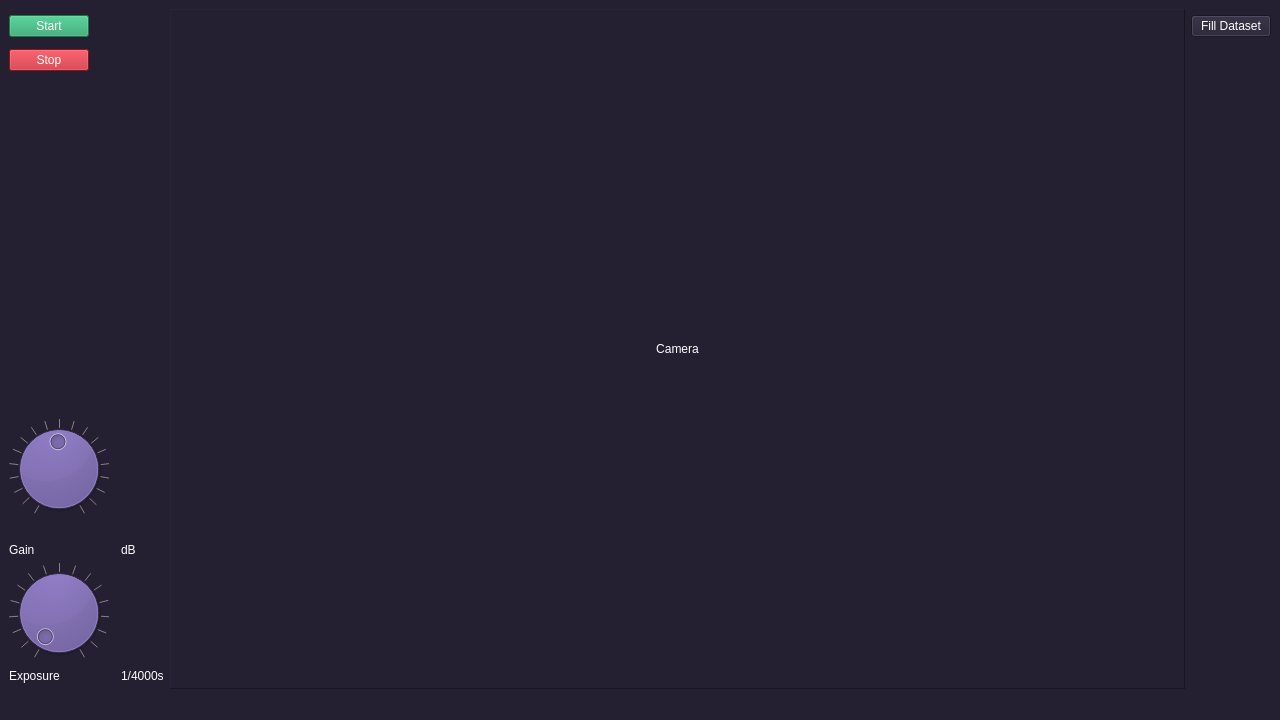
First picture: the form in src/view/mainwindow.ui, repository rajkane/ximea-project, before the edit.
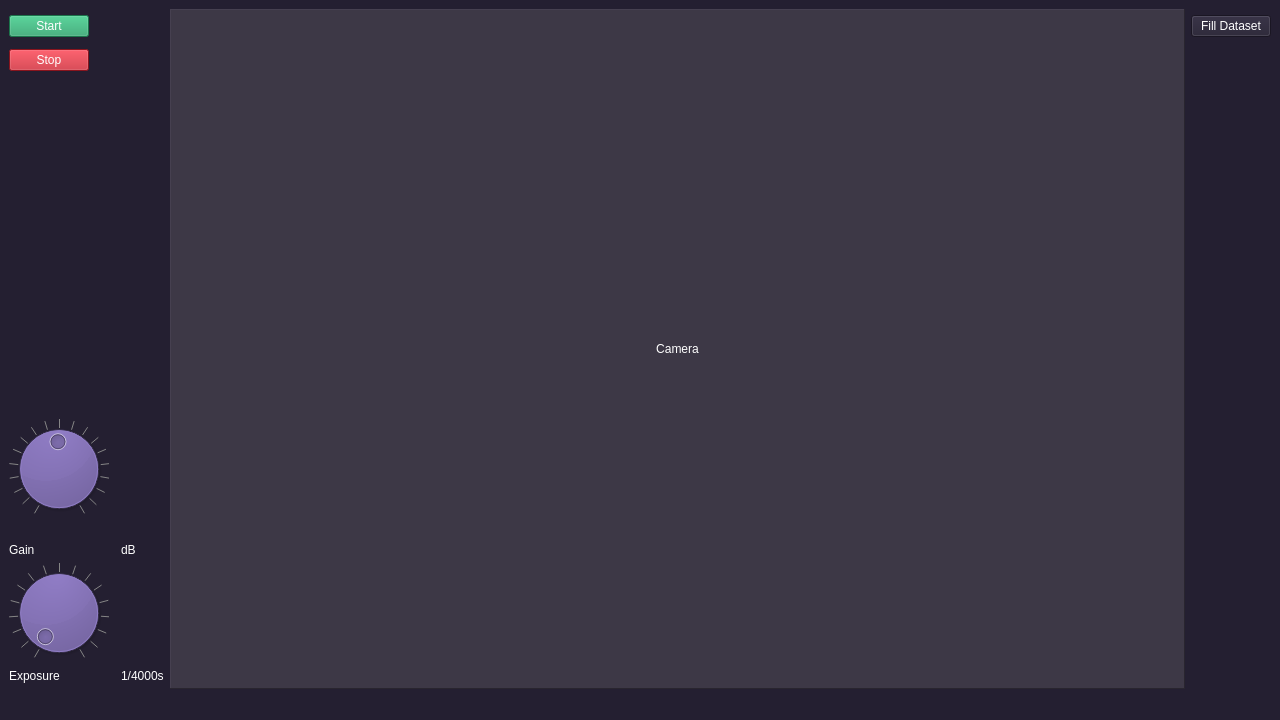
Second picture: the form after the edit.

```diff
--- a/src/view/mainwindow.ui
+++ b/src/view/mainwindow.ui
@@ -124,6 +124,12 @@
           <verstretch>0</verstretch>
          </sizepolicy>
         </property>
+        <property name="cursor">
+         <cursorShape>CrossCursor</cursorShape>
+        </property>
+        <property name="styleSheet">
+         <string notr="true">background-color: rgb(61, 56, 70);</string>
+        </property>
         <property name="frameShape">
          <enum>QFrame::Shape::Panel</enum>
         </property>
```
